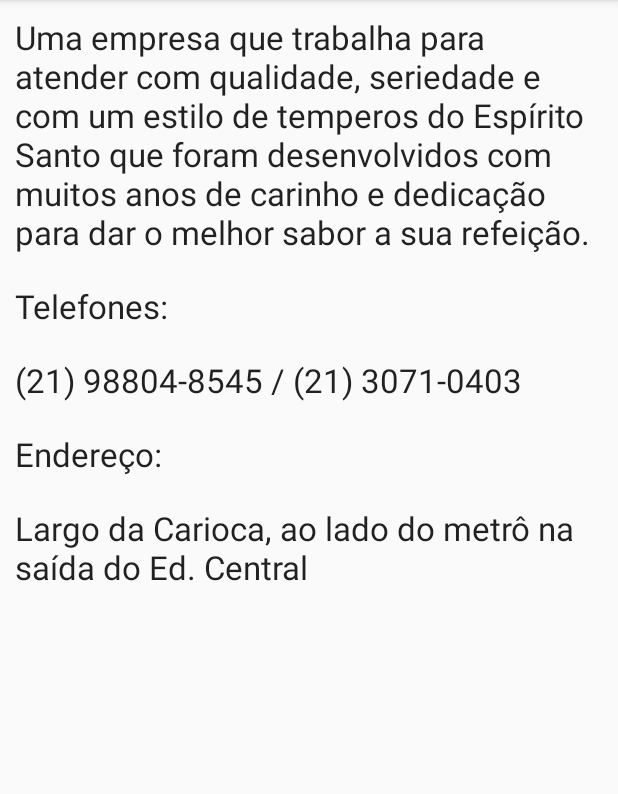
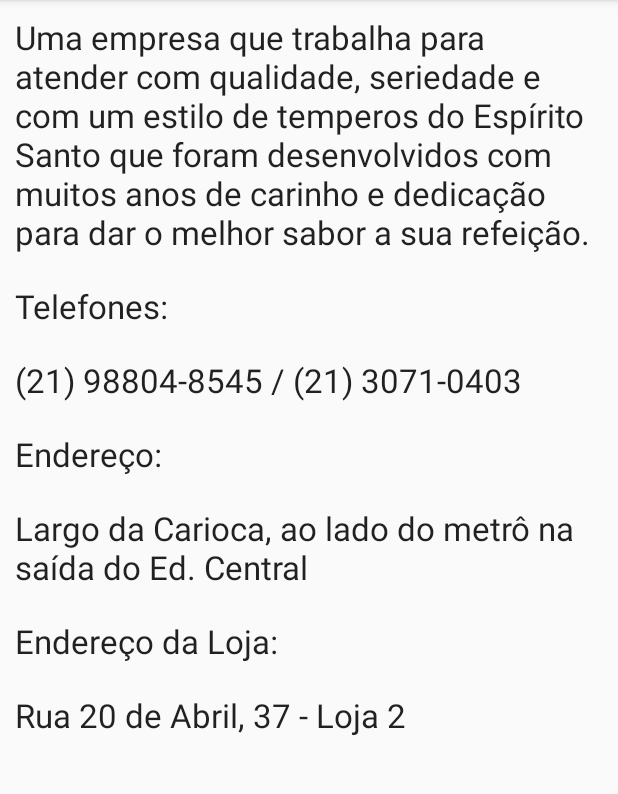
Before and after one commit to panoramix360/tempero-capixaba, an Android app: the SobreFragment screen opened directly, with no data from a screen before it, on a phone screen of 412 x 824 dp, the part 84-878 px from its top. Run offline under Robolectric (Android 15) with nearby library versions, the phone set to English and light mode, and no system bars; libraries missing offline, so code that uses them is left out: com.orm; network calls fail.

Commit message:
Adição de mais informações do endereço #12

```diff
--- a/TemperoCapixaba/app/src/main/res/layout/fragment_sobre.xml
+++ b/TemperoCapixaba/app/src/main/res/layout/fragment_sobre.xml
@@ -39,4 +39,18 @@
         android:text="@string/endereco_valor"
         android:layout_margin="10dp" />
 
+    <TextView
+        android:layout_width="wrap_content"
+        android:layout_height="wrap_content"
+        android:textAppearance="?android:attr/textAppearanceLarge"
+        android:text="@string/endereco_loja"
+        android:layout_margin="10dp" />
+
+    <TextView
+        android:layout_width="wrap_content"
+        android:layout_height="wrap_content"
+        android:textAppearance="?android:attr/textAppearanceLarge"
+        android:text="@string/endereco_loja_valor"
+        android:layout_margin="10dp" />
+
 </LinearLayout>
--- a/TemperoCapixaba/app/src/main/res/values/strings.xml
+++ b/TemperoCapixaba/app/src/main/res/values/strings.xml
@@ -34,4 +34,6 @@
     <string name="telefones_numeros">(21) 98804-8545 / (21) 3071-0403</string>
     <string name="endereco">Endereço:</string>
     <string name="endereco_valor">Largo da Carioca, ao lado do metrô na saída do Ed. Central</string>
+    <string name="endereco_loja">Endereço da Loja:</string>
+    <string name="endereco_loja_valor">Rua 20 de Abril, 37 - Loja 2</string>
 </resources>
```
